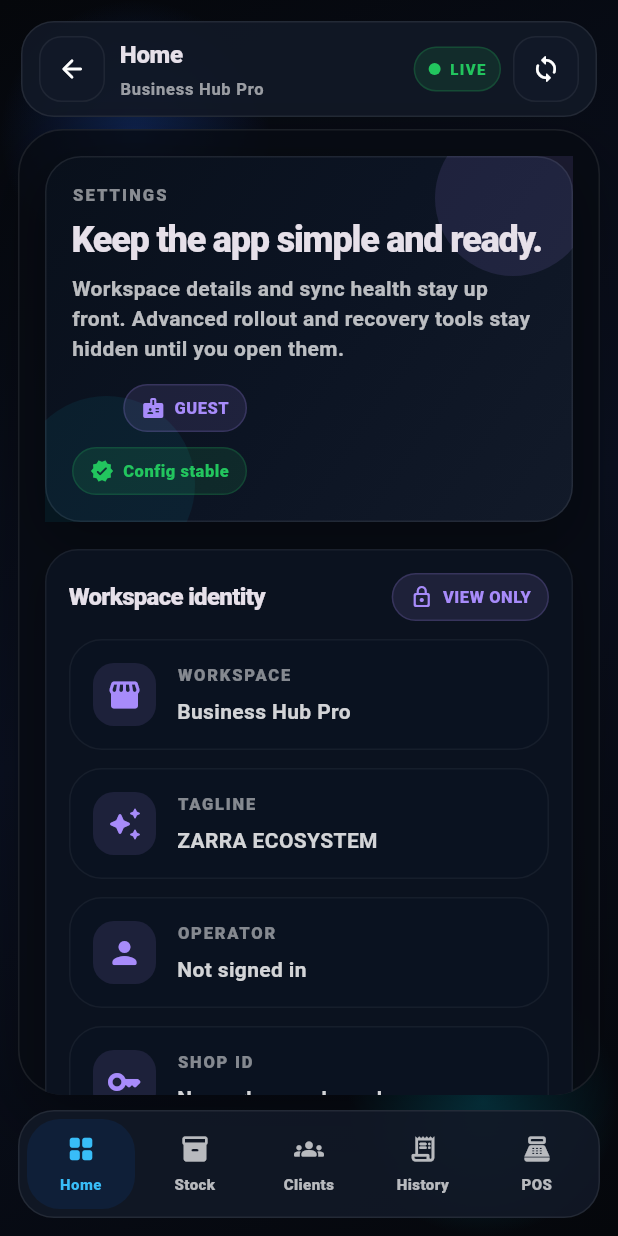
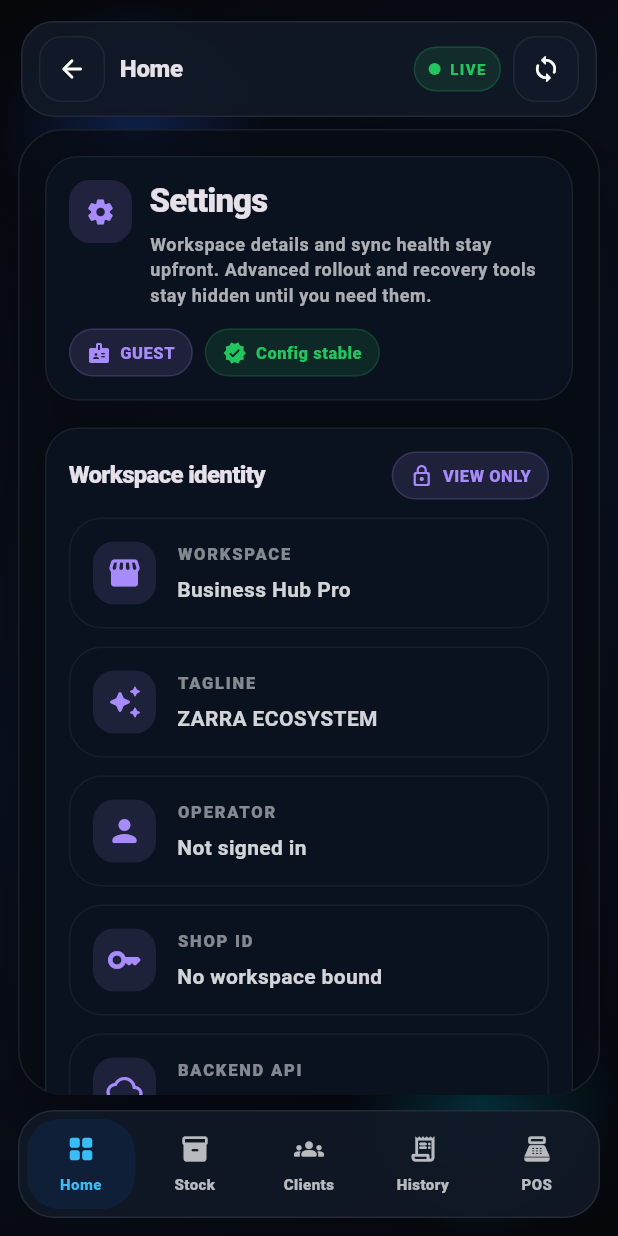
Before and after one commit to MurtazaJ53/BUSINESS-HUB, a Flutter app: the SettingsScreen screen opened by its route, on a phone screen of 412 x 824 dp. Run offline on Flutter 3.47's test engine with Material 3 defaults, Android fonts, the phone set to English and light mode, and no system bars; our stand-ins replace cloud_firestore, drift, drift_flutter, firebase_auth, firebase_core, firebase_crashlytics and 3 more; missing offline and left inert: firebase_performance, mobile_scanner; accounts and stored records are empty; generated files the repository leaves out were written again; project files that could hold a hidden picture were left out.

Commit message:
refactor: finalize mobile ui cleanup

```diff
--- a/apps/mobile_flutter/lib/features/settings/presentation/settings_screen.dart
+++ b/apps/mobile_flutter/lib/features/settings/presentation/settings_screen.dart
@@ -73,22 +73,18 @@ class _SettingsScreenState extends ConsumerState<SettingsScreen> {
         return ListView(
           padding: const EdgeInsets.fromLTRB(18, 18, 18, 120),
           children: <Widget>[
-            MobileHeroBanner(
-              eyebrow: 'Settings',
-              title: 'Keep the app simple and ready.',
+            MobileScreenLead(
+              title: 'Settings',
               subtitle:
-                  'Workspace details and sync health stay up front. Advanced rollout and recovery tools stay hidden until you open them.',
+                  'Workspace details and sync health stay upfront. Advanced rollout and recovery tools stay hidden until you need them.',
+              icon: Icons.settings_rounded,
               accent: const Color(0xFFA78BFA),
-              trailing: Column(
-                crossAxisAlignment: CrossAxisAlignment.end,
-                children: <Widget>[
-                  MobileTag(
+              primaryTag: MobileTag(
                 label: session?.role?.toUpperCase() ?? 'GUEST',
                 icon: Icons.badge_rounded,
                 accent: const Color(0xFFA78BFA),
               ),
-                  const SizedBox(height: 10),
-                  MobileTag(
+              secondaryTag: MobileTag(
                 label: syncStatus == MobileSyncStatus.syncing
                     ? 'Syncing config'
                     : 'Config stable',
@@ -98,8 +94,6 @@ class _SettingsScreenState extends ConsumerState<SettingsScreen> {
                 accent: syncStatus == MobileSyncStatus.error
                     ? const Color(0xFFFB7185)
                     : const Color(0xFF22C55E),
-                  ),
-                ],
               ),
             ),
             const SizedBox(height: 18),
--- a/apps/mobile_flutter/lib/features/shell/presentation/mobile_shell_screen.dart
+++ b/apps/mobile_flutter/lib/features/shell/presentation/mobile_shell_screen.dart
@@ -305,6 +305,7 @@ class _ShellHeader extends StatelessWidget {
                       letterSpacing: -0.2,
                     ),
                   ),
+                  if (!compact) ...<Widget>[
                     const SizedBox(height: 2),
                     Text(
                       workspaceName,
@@ -316,6 +317,7 @@ class _ShellHeader extends StatelessWidget {
                         letterSpacing: 0.5,
                       ),
                     ),
+                  ],
                 ],
               ),
             ),
```
Also changed, not shown: apps/mobile_flutter/lib/features/home/presentation/mobile_home_screen.dart (deleted, +0 -136 lines). Lines whose indentation alone changed are shown as unchanged.
